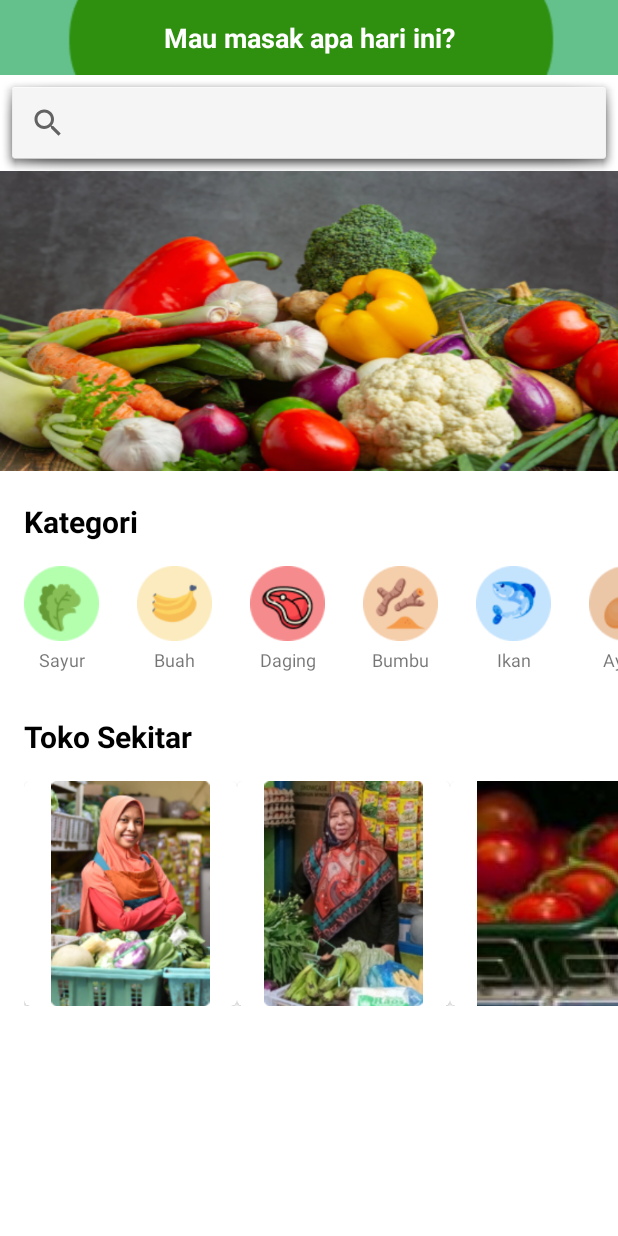
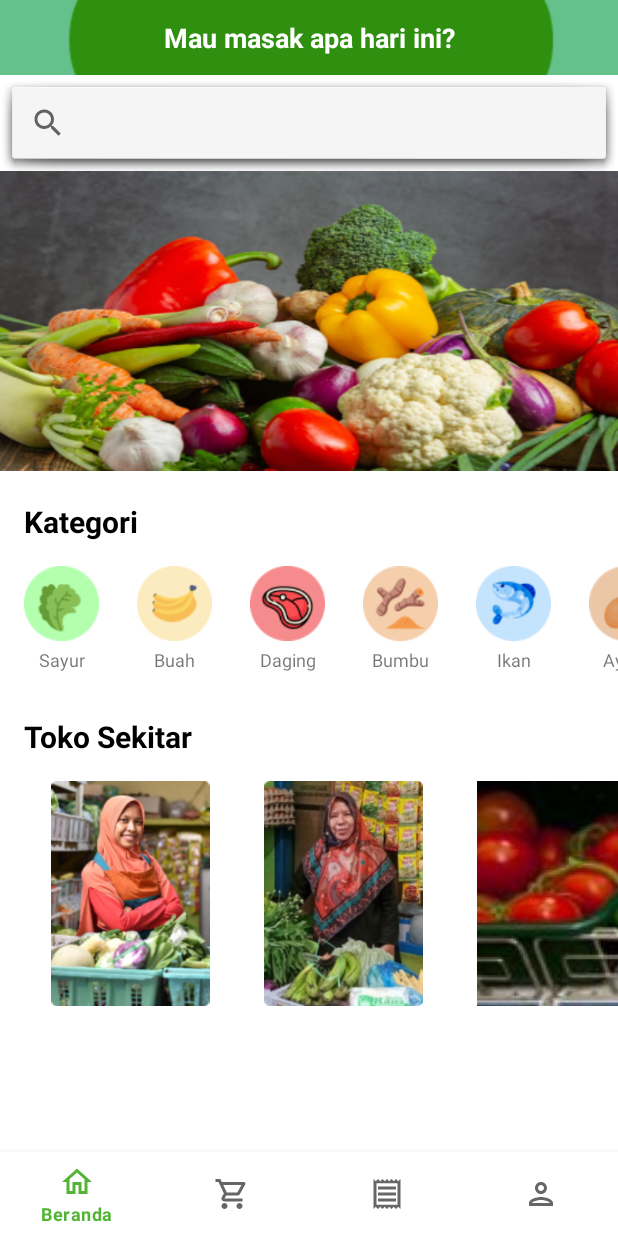
Before and after one commit to haniifac/CapstonePesaing_Revisited, an Android app: the HomeUserFragment screen opened directly, with no data from a screen before it, on a phone screen of 412 x 824 dp. Run offline under Robolectric (Android 15) with nearby library versions, the light colour scheme and no system bars; our stand-ins replace Firebase (no records; nobody signed in at launch, a user with empty details on screens opened directly), navigation-ui.

Commit message:
bottom navigation baru ada tapi belom fix

```diff
--- a/app/src/main/java/com/haniifac/capstonepesaing_revisited/app/ui/MainActivity.kt
+++ b/app/src/main/java/com/haniifac/capstonepesaing_revisited/app/ui/MainActivity.kt
@@ -2,11 +2,29 @@ package com.haniifac.capstonepesaing_revisited.app.ui
 
 import androidx.appcompat.app.AppCompatActivity
 import android.os.Bundle
+import androidx.navigation.NavController
+import androidx.navigation.findNavController
+import androidx.navigation.fragment.NavHostFragment
+import androidx.navigation.ui.AppBarConfiguration
+import androidx.navigation.ui.NavigationUI.setupWithNavController
+import androidx.navigation.ui.setupActionBarWithNavController
+import androidx.navigation.ui.setupWithNavController
+import com.google.android.material.bottomnavigation.BottomNavigationView
 import com.haniifac.capstonepesaing_revisited.R
+import com.haniifac.capstonepesaing_revisited.databinding.ActivityMainBinding
 
 class MainActivity : AppCompatActivity() {
+    private lateinit var binding : ActivityMainBinding
+    private lateinit var navController: NavController
+
     override fun onCreate(savedInstanceState: Bundle?) {
         super.onCreate(savedInstanceState)
-        setContentView(R.layout.activity_main)
+        binding = ActivityMainBinding.inflate(layoutInflater)
+        setContentView(binding.root)
+
+        val navHostFragment = supportFragmentManager.findFragmentById(R.id.container) as NavHostFragment
+        navController = navHostFragment.navController
+        binding.bottomNav.setupWithNavController(navController)
+
     }
 }
--- /dev/null
+++ b/app/src/main/res/drawable/ic_outline_home_24.xml
@@ -0,0 +1,5 @@
+<vector android:height="24dp" android:tint="#000000"
+    android:viewportHeight="24" android:viewportWidth="24"
+    android:width="24dp" xmlns:android="http://schemas.android.com/apk/res/android">
+    <path android:fillColor="@android:color/white" android:pathData="M12,5.69l5,4.5V18h-2v-6H9v6H7v-7.81l5,-4.5M12,3L2,12h3v8h6v-6h2v6h6v-8h3L12,3z"/>
+</vector>
--- /dev/null
+++ b/app/src/main/res/drawable/ic_outline_receipt_24.xml
@@ -0,0 +1,5 @@
+<vector android:height="24dp" android:tint="#000000"
+    android:viewportHeight="24" android:viewportWidth="24"
+    android:width="24dp" xmlns:android="http://schemas.android.com/apk/res/android">
+    <path android:fillColor="@android:color/white" android:pathData="M19.5,3.5L18,2l-1.5,1.5L15,2l-1.5,1.5L12,2l-1.5,1.5L9,2 7.5,3.5 6,2 4.5,3.5 3,2v20l1.5,-1.5L6,22l1.5,-1.5L9,22l1.5,-1.5L12,22l1.5,-1.5L15,22l1.5,-1.5L18,22l1.5,-1.5L21,22L21,2l-1.5,1.5zM19,19.09L5,19.09L5,4.91h14v14.18zM6,15h12v2L6,17zM6,11h12v2L6,13zM6,7h12v2L6,9z"/>
+</vector>
--- /dev/null
+++ b/app/src/main/res/drawable/ic_outline_shopping_cart_24.xml
@@ -0,0 +1,5 @@
+<vector android:height="24dp" android:tint="#000000"
+    android:viewportHeight="24" android:viewportWidth="24"
+    android:width="24dp" xmlns:android="http://schemas.android.com/apk/res/android">
+    <path android:fillColor="@android:color/white" android:pathData="M15.55,13c0.75,0 1.41,-0.41 1.75,-1.03l3.58,-6.49c0.37,-0.66 -0.11,-1.48 -0.87,-1.48L5.21,4l-0.94,-2L1,2v2h2l3.6,7.59 -1.35,2.44C4.52,15.37 5.48,17 7,17h12v-2L7,15l1.1,-2h7.45zM6.16,6h12.15l-2.76,5L8.53,11L6.16,6zM7,18c-1.1,0 -1.99,0.9 -1.99,2S5.9,22 7,22s2,-0.9 2,-2 -0.9,-2 -2,-2zM17,18c-1.1,0 -1.99,0.9 -1.99,2s0.89,2 1.99,2 2,-0.9 2,-2 -0.9,-2 -2,-2z"/>
+</vector>
--- a/app/src/main/res/layout/activity_main.xml
+++ b/app/src/main/res/layout/activity_main.xml
@@ -10,8 +10,24 @@
         android:id="@+id/container"
         android:name="androidx.navigation.fragment.NavHostFragment"
         android:layout_width="match_parent"
-        android:layout_height="match_parent"
+        android:layout_height="0dp"
+        app:layout_constraintTop_toTopOf="parent"
+        app:layout_constraintStart_toStartOf="parent"
+        app:layout_constraintEnd_toEndOf="parent"
+        app:layout_constraintBottom_toTopOf="@id/bottom_nav"
         app:defaultNavHost="true"
         app:navGraph="@navigation/main_navigation" />
 
+    <com.google.android.material.bottomnavigation.BottomNavigationView
+        android:id="@+id/bottom_nav"
+        android:layout_width="0dp"
+        android:layout_height="wrap_content"
+        android:layout_marginStart="0dp"
+        android:layout_marginEnd="0dp"
+        android:background="?android:attr/windowBackground"
+        app:layout_constraintBottom_toBottomOf="parent"
+        app:layout_constraintLeft_toLeftOf="parent"
+        app:layout_constraintRight_toRightOf="parent"
+        app:menu="@menu/bottom_nav_menu" />
+
 </androidx.constraintlayout.widget.ConstraintLayout>
--- a/app/src/main/res/layout/toko_sekitar_items.xml
+++ b/app/src/main/res/layout/toko_sekitar_items.xml
@@ -1,9 +1,10 @@
 <?xml version="1.0" encoding="utf-8"?>
-<com.google.android.material.card.MaterialCardView xmlns:android="http://schemas.android.com/apk/res/android"
+<androidx.cardview.widget.CardView xmlns:android="http://schemas.android.com/apk/res/android"
+    xmlns:tools="http://schemas.android.com/tools"
+    xmlns:app="http://schemas.android.com/apk/res-auto"
     android:layout_width="wrap_content"
     android:layout_height="wrap_content"
-    xmlns:tools="http://schemas.android.com/tools"
-    android:layout_gravity="center">
+    app:cardElevation="0dp">
 
     <ImageView
         android:id="@+id/img_toko_sekitar"
@@ -11,4 +12,4 @@
         android:layout_height="wrap_content"
         tools:src="@drawable/toko1"/>
 
-</com.google.android.material.card.MaterialCardView>
+</androidx.cardview.widget.CardView>
--- /dev/null
+++ b/app/src/main/res/menu/bottom_nav_menu.xml
@@ -0,0 +1,19 @@
+<?xml version="1.0" encoding="utf-8"?>
+<menu xmlns:android="http://schemas.android.com/apk/res/android">
+    <item
+        android:id="@+id/navigation_beranda"
+        android:icon="@drawable/ic_outline_home_24"
+        android:title="@string/title_home" />
+    <item
+        android:id="@+id/navigation_cart"
+        android:icon="@drawable/ic_outline_shopping_cart_24"
+        android:title="@string/title_cart" />
+    <item
+        android:id="@+id/navigation_history"
+        android:icon="@drawable/ic_outline_receipt_24"
+        android:title="@string/title_history" />
+    <item
+        android:id="@+id/navigation_account"
+        android:icon="@drawable/ic_outline_person_24"
+        android:title="@string/title_akun" />
+</menu>
--- a/app/src/main/res/values/strings.xml
+++ b/app/src/main/res/values/strings.xml
@@ -44,4 +44,8 @@
     <string name="motd_main">Mau masak apa hari ini?</string>
     <string name="kategori">Kategori</string>
     <string name="toko_sekitar">Toko Sekitar</string>
+    <string name="title_home">Beranda</string>
+    <string name="title_akun">Akun</string>
+    <string name="title_cart">Keranjang</string>
+    <string name="title_history">Sejarah</string>
 </resources>
```
